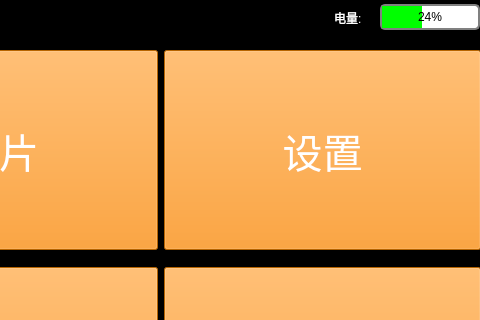
Qt form menuwindow.ui (a2824256/EVA-Qt-Beta) before a commit; both pictures show x 160 to 640 and y 0 to 320 of the 640 by 480 pixel window.
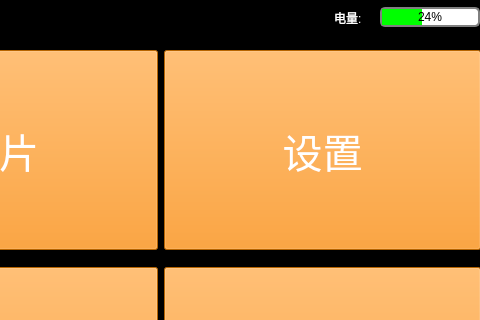
The same form after that commit. Icons and pictures are not drawn.

Patch:
```diff
--- a/menuwindow.ui
+++ b/menuwindow.ui
@@ -85,10 +85,16 @@
      </item>
      <item>
       <widget class="QProgressBar" name="progressBar">
+       <property name="minimumSize">
+        <size>
+         <width>0</width>
+         <height>20</height>
+        </size>
+       </property>
        <property name="maximumSize">
         <size>
          <width>100</width>
-         <height>16777215</height>
+         <height>20</height>
         </size>
        </property>
        <property name="styleSheet">
```
